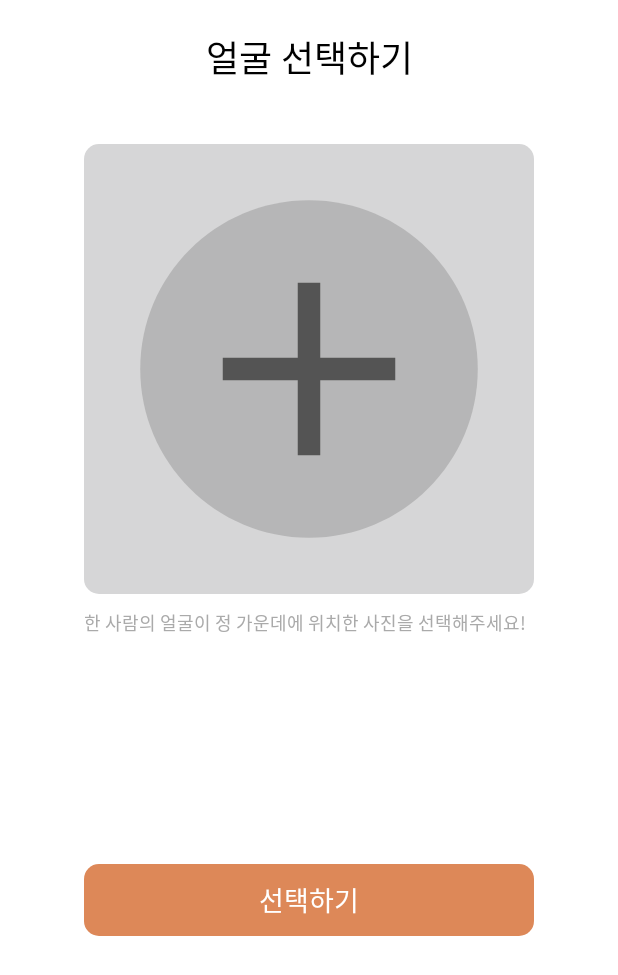
After one commit to tukcomCD2024/SnowBall, an Android app: the fragment ChooseFaceFragment shown on its own in the app's theme, on a phone screen of 412 x 824 dp. The commit adds this screen. Shown: the top 975 px of the screen. Run offline under Robolectric (Android 15) with nearby library versions, the phone set to English and light mode, and no system bars.

Commit message:
[#13] 얼굴 선택 UI

```diff
--- /dev/null
+++ b/Android/app/src/main/java/com/snowball/memetory/presentation/ui/generatememe/ChooseFaceFragment.kt
@@ -0,0 +1,60 @@
+package com.snowball.memetory.presentation.ui.generatememe
+
+import android.os.Bundle
+import androidx.fragment.app.Fragment
+import android.view.LayoutInflater
+import android.view.View
+import android.view.ViewGroup
+import com.snowball.memetory.R
+
+// TODO: Rename parameter arguments, choose names that match
+// the fragment initialization parameters, e.g. ARG_ITEM_NUMBER
+private const val ARG_PARAM1 = "param1"
+private const val ARG_PARAM2 = "param2"
+
+/**
+ * A simple [Fragment] subclass.
+ * Use the [ChooseFaceFragment.newInstance] factory method to
+ * create an instance of this fragment.
+ */
+class ChooseFaceFragment : Fragment() {
+    // TODO: Rename and change types of parameters
+    private var param1: String? = null
+    private var param2: String? = null
+
+    override fun onCreate(savedInstanceState: Bundle?) {
+        super.onCreate(savedInstanceState)
+        arguments?.let {
+            param1 = it.getString(ARG_PARAM1)
+            param2 = it.getString(ARG_PARAM2)
+        }
+    }
+
+    override fun onCreateView(
+        inflater: LayoutInflater, container: ViewGroup?,
+        savedInstanceState: Bundle?
+    ): View? {
+        // Inflate the layout for this fragment
+        return inflater.inflate(R.layout.fragment_choose_face, container, false)
+    }
+
+    companion object {
+        /**
+         * Use this factory method to create a new instance of
+         * this fragment using the provided parameters.
+         *
+         * @param param1 Parameter 1.
+         * @param param2 Parameter 2.
+         * @return A new instance of fragment ChooseFaceFragment.
+         */
+        // TODO: Rename and change types and number of parameters
+        @JvmStatic
+        fun newInstance(param1: String, param2: String) =
+            ChooseFaceFragment().apply {
+                arguments = Bundle().apply {
+                    putString(ARG_PARAM1, param1)
+                    putString(ARG_PARAM2, param2)
+                }
+            }
+    }
+}
--- /dev/null
+++ b/Android/app/src/main/res/drawable/lets_icons_add_duotone.xml
@@ -0,0 +1,17 @@
+<vector xmlns:android="http://schemas.android.com/apk/res/android"
+    android:width="32dp"
+    android:height="32dp"
+    android:viewportWidth="32"
+    android:viewportHeight="32">
+  <path
+      android:pathData="M16,28C22.627,28 28,22.627 28,16C28,9.373 22.627,4 16,4C9.373,4 4,9.373 4,16C4,22.627 9.373,28 16,28Z"
+      android:fillColor="#545454"
+      android:fillAlpha="0.25"/>
+  <path
+      android:pathData="M16,10.667V21.333M21.333,16H10.667"
+      android:strokeLineJoin="round"
+      android:strokeWidth="1.6"
+      android:fillColor="#00000000"
+      android:strokeColor="#545454"
+      android:strokeLineCap="square"/>
+</vector>
--- /dev/null
+++ b/Android/app/src/main/res/layout/fragment_choose_face.xml
@@ -0,0 +1,67 @@
+<?xml version="1.0" encoding="utf-8"?>
+<androidx.constraintlayout.widget.ConstraintLayout xmlns:android="http://schemas.android.com/apk/res/android"
+    xmlns:tools="http://schemas.android.com/tools"
+    android:layout_width="match_parent"
+    android:layout_height="match_parent"
+    android:paddingVertical="20dp"
+    xmlns:app="http://schemas.android.com/apk/res-auto"
+    tools:context=".presentation.ui.generatememe.ChooseFaceFragment">
+
+    <androidx.appcompat.widget.AppCompatTextView
+        android:id="@+id/titleText"
+        android:layout_width="wrap_content"
+        android:layout_height="wrap_content"
+        android:textAppearance="@style/TextAppearance.App.h3"
+        android:text="@string/scene_choose_face"
+        app:layout_constraintTop_toTopOf="parent"
+        app:layout_constraintStart_toStartOf="parent"
+        app:layout_constraintEnd_toEndOf="parent"/>
+
+    <androidx.constraintlayout.widget.ConstraintLayout
+        android:id="@+id/imgConstraintLayout"
+        android:layout_width="300dp"
+        android:layout_height="300dp"
+        android:background="@drawable/corner_radius_10"
+        android:backgroundTint="@color/subBtn"
+        android:layout_marginTop="40dp"
+        app:layout_constraintTop_toBottomOf="@id/titleText"
+        app:layout_constraintStart_toStartOf="parent"
+        app:layout_constraintEnd_toEndOf="parent">
+        <androidx.appcompat.widget.AppCompatImageView
+            android:id="@+id/chooseFaceImg"
+            android:layout_width="300dp"
+            android:layout_height="300dp"
+            android:scaleType="centerCrop"
+            android:src="@drawable/lets_icons_add_duotone"
+            app:layout_constraintBottom_toBottomOf="parent"
+            app:layout_constraintEnd_toEndOf="parent"
+            app:layout_constraintStart_toStartOf="parent"
+            app:layout_constraintTop_toTopOf="parent"/>
+    </androidx.constraintlayout.widget.ConstraintLayout>
+
+    <androidx.appcompat.widget.AppCompatTextView
+        android:id="@+id/alertText"
+        android:layout_width="wrap_content"
+        android:layout_height="wrap_content"
+        android:textAppearance="@style/TextAppearance.App.body3"
+        android:textColor="@android:color/darker_gray"
+        android:text="한 사람의 얼굴이 정 가운데에 위치한 사진을 선택해주세요!"
+        android:layout_marginTop="10dp"
+        app:layout_constraintStart_toStartOf="@id/imgConstraintLayout"
+        app:layout_constraintTop_toBottomOf="@id/imgConstraintLayout" />
+
+    <androidx.appcompat.widget.AppCompatButton
+        android:id="@+id/confirmBtn"
+        android:layout_width="300dp"
+        android:layout_height="wrap_content"
+        android:background="@drawable/corner_radius_10"
+        android:backgroundTint="@color/mainBtn"
+        android:textAppearance="@style/TextAppearance.App.button"
+        android:textColor="@color/white"
+        android:text="선택하기"
+        app:layout_constraintTop_toBottomOf="@id/imgConstraintLayout"
+        app:layout_constraintBottom_toBottomOf="parent"
+        app:layout_constraintStart_toStartOf="parent"
+        app:layout_constraintEnd_toEndOf="parent"/>
+
+</androidx.constraintlayout.widget.ConstraintLayout>
--- a/Android/app/src/main/res/values/strings.xml
+++ b/Android/app/src/main/res/values/strings.xml
@@ -13,4 +13,8 @@
     <string name="sign_up_hint">한글, 영어, 숫자로 구성할 수 있어요</string>
     <string name="sign_up_nickname">닉네임</string>
     <string name="button_confirm">확인</string>
+    <string name="scene_choose_face">얼굴 선택하기</string>
+    <string name="scene_enter_lines">대사 입력하기</string>
+    <string name="scene_choose_voice">목소리 선택하기</string>
+
 </resources>
```
